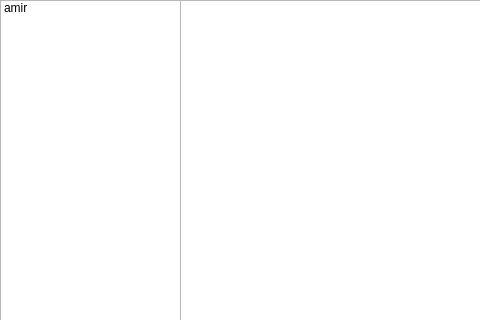
Above: chatmenu.ui from Amirreza-Banejad/cahtbot2 before the change; both pictures show x 0 to 480 and y 0 to 320 of the 632 by 531 pixel window. Below: the same form after it.
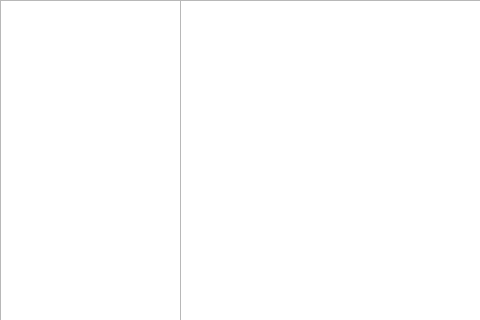
That is the form after the change.

The edit to the form file:
```diff
--- a/chatmenu.ui
+++ b/chatmenu.ui
@@ -33,11 +33,6 @@
       <height>481</height>
      </rect>
     </property>
-    <item>
-     <property name="text">
-      <string>amir</string>
-     </property>
-    </item>
    </widget>
   </widget>
   <widget class="QMenuBar" name="menubar">
```
Left out of the diff: 2 changed lines with no effect on the pictures.
